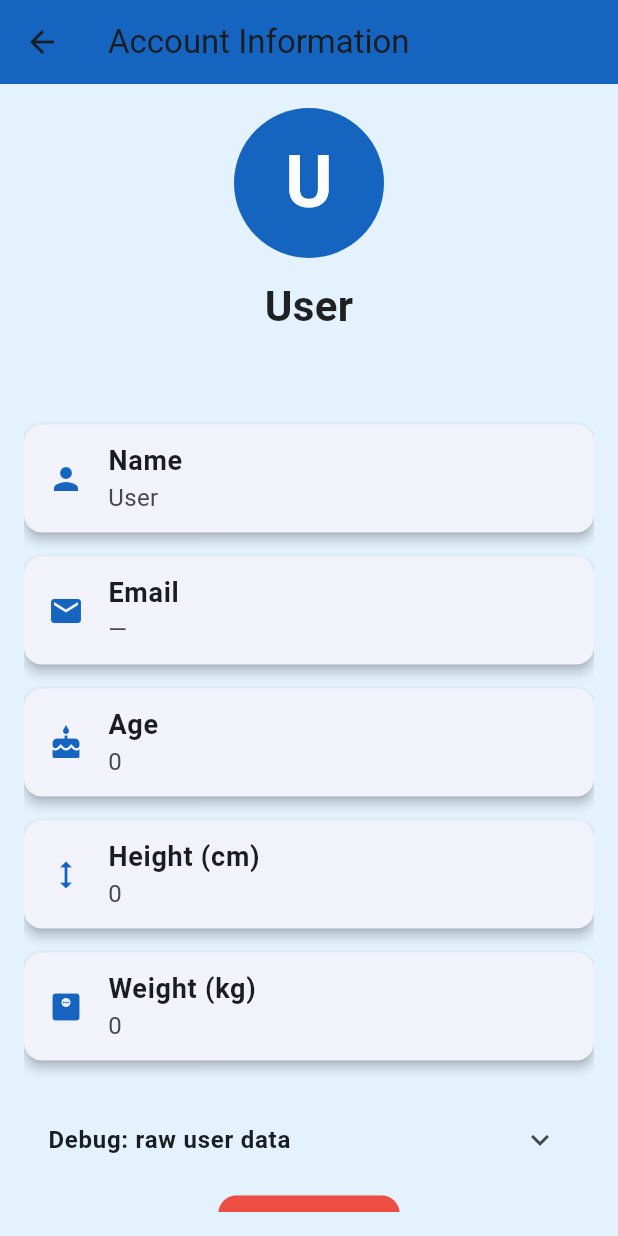
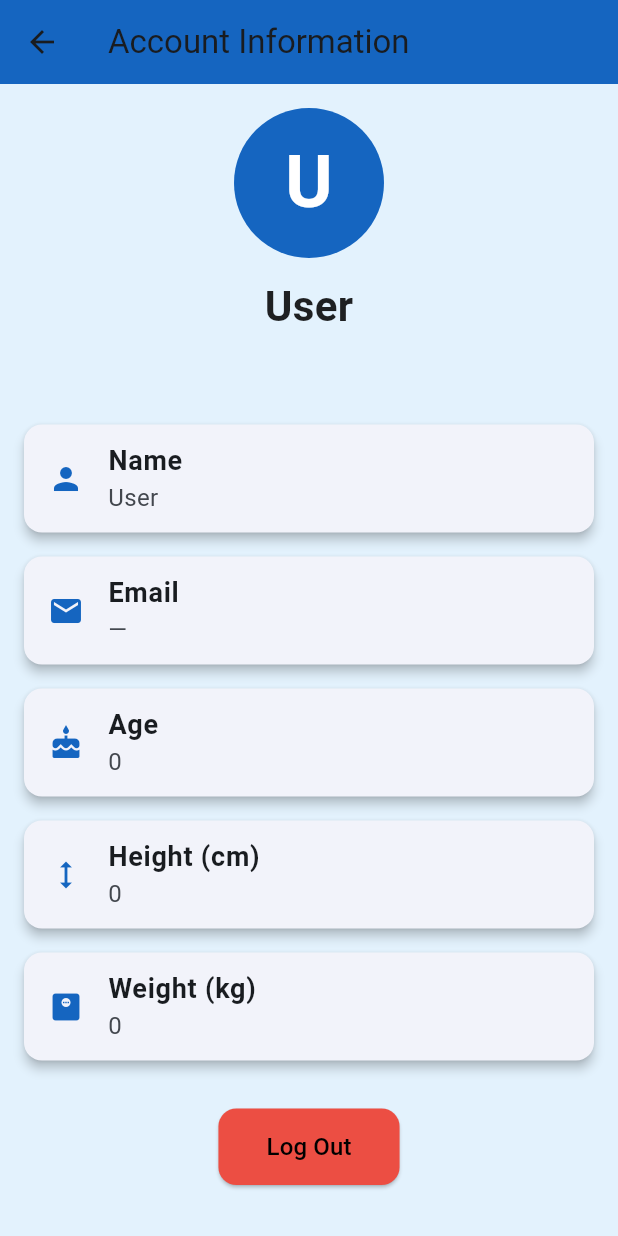
Before and after one commit to AdrienneChiu/AI-SleepAppTracker, a Flutter app: the AccountPage screen opened directly with empty values, on a phone screen of 412 x 824 dp. Run offline on Flutter 3.47's test engine with Material 3 defaults, Android fonts, the phone set to English and light mode, and no system bars; our stand-ins replace fl_chart, sqflite; missing offline and left inert: tflite_flutter; accounts and stored records are empty.

Commit message:
removed debugging for user acc details

```diff
--- a/lib/account_page.dart
+++ b/lib/account_page.dart
@@ -62,30 +62,30 @@ class AccountPage extends StatelessWidget {
 
             const SizedBox(height: 16),
 
-            // ---------- Optional: Debug raw map viewer (helps see real keys) ----------
-            if (userData.isNotEmpty)
-              ExpansionTile(
-                initiallyExpanded: false,
-                title: const Text('Debug: raw user data',
-                    style: TextStyle(fontWeight: FontWeight.w600)),
-                children: [
-                  Container(
-                    width: double.infinity,
-                    padding: const EdgeInsets.all(12),
-                    margin: const EdgeInsets.symmetric(horizontal: 8, vertical: 8),
-                    decoration: BoxDecoration(
-                      color: Colors.white,
-                      borderRadius: BorderRadius.circular(8),
-                      border: Border.all(color: Colors.black12),
-                    ),
-                    child: Text(
-                      userData.toString(),
-                      style: const TextStyle(fontFamily: 'monospace'),
-                    ),
-                  )
-                ],
-              ),
-            // -------------------------------------------------------------------------
+            // // ---------- Optional: Debug raw map viewer (helps see real keys) ----------
+            // if (userData.isNotEmpty)
+            //   ExpansionTile(
+            //     initiallyExpanded: false,
+            //     title: const Text('Debug: raw user data',
+            //         style: TextStyle(fontWeight: FontWeight.w600)),
+            //     children: [
+            //       Container(
+            //         width: double.infinity,
+            //         padding: const EdgeInsets.all(12),
+            //         margin: const EdgeInsets.symmetric(horizontal: 8, vertical: 8),
+            //         decoration: BoxDecoration(
+            //           color: Colors.white,
+            //           borderRadius: BorderRadius.circular(8),
+            //           border: Border.all(color: Colors.black12),
+            //         ),
+            //         child: Text(
+            //           userData.toString(),
+            //           style: const TextStyle(fontFamily: 'monospace'),
+            //         ),
+            //       )
+            //     ],
+            //   ),
+            // // -------------------------------------------------------------------------
 
             const SizedBox(height: 8),
             Center(
--- a/pubspec.yaml
+++ b/pubspec.yaml
@@ -31,7 +31,7 @@ dependencies:
   flutter:
     sdk: flutter
   sqflite: ^2.2.7+1
-  fl_chart: ^1.1.1
+  fl_chart: ^1.1.0
   intl: ^0.20.2
   tflite_flutter: ^0.11.0
   provider: ^6.1.5+1
@@ -50,7 +50,7 @@ dev_dependencies:
   # activated in the `analysis_options.yaml` file located at the root of your
   # package. See that file for information about deactivating specific lint
   # rules and activating additional ones.
-  flutter_lints: ^6.0.0
+  #flutter_lints: ^6.0.0
 
 # For information on the generic Dart part of this file, see the
 # following page: https://dart.dev/tools/pub/pubspec
```
Also changed, not shown: pubspec.lock, 1 other file.
